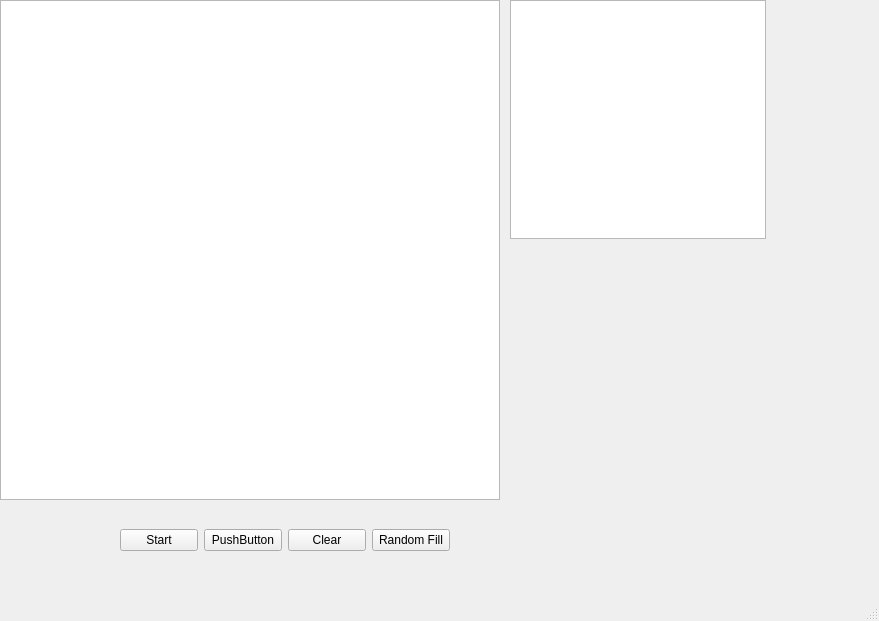
bsgmike/Optimised-Game-Of-Life, file GameOfLife.ui: the form before one commit.
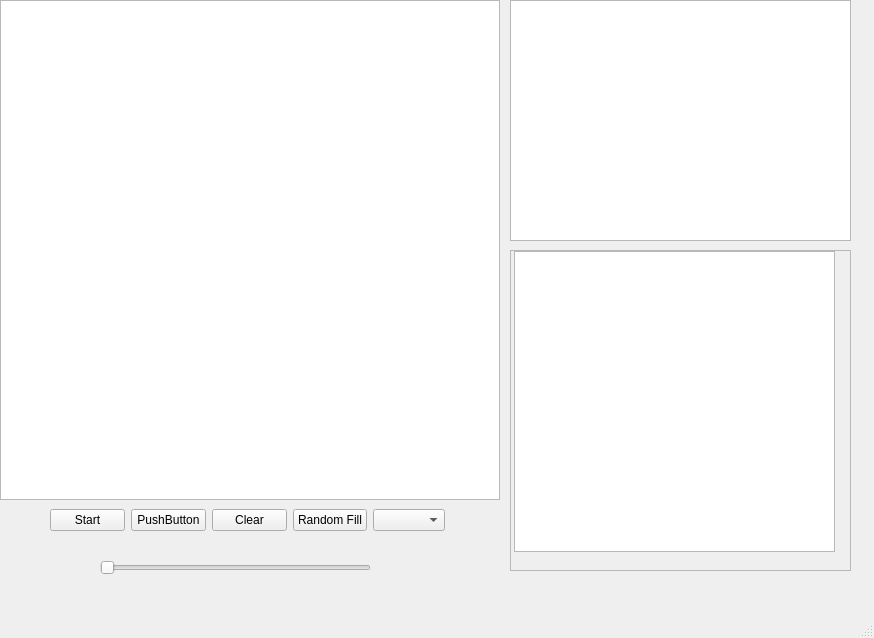
The form after the commit. Custom widgets are drawn as their Qt base class.

Patch:
```diff
--- a/GameOfLife.ui
+++ b/GameOfLife.ui
@@ -6,8 +6,8 @@
    <rect>
     <x>0</x>
     <y>0</y>
-    <width>879</width>
-    <height>621</height>
+    <width>874</width>
+    <height>638</height>
    </rect>
   </property>
   <property name="windowTitle">
@@ -17,9 +17,9 @@
    <widget class="QWidget" name="horizontalLayoutWidget_2">
     <property name="geometry">
      <rect>
-      <x>120</x>
-      <y>520</y>
-      <width>330</width>
+      <x>50</x>
+      <y>500</y>
+      <width>395</width>
       <height>41</height>
      </rect>
     </property>
@@ -52,6 +52,9 @@
        </property>
       </widget>
      </item>
+     <item>
+      <widget class="QComboBox" name="comboBoxSelectPattern"/>
+     </item>
     </layout>
    </widget>
    <widget class="GraphicsLayoutWidget" name="graphicsView_2">
@@ -59,8 +62,8 @@
      <rect>
       <x>510</x>
       <y>0</y>
-      <width>256</width>
-      <height>239</height>
+      <width>341</width>
+      <height>241</height>
      </rect>
     </property>
     <property name="sizePolicy">
@@ -89,8 +92,8 @@
    <widget class="QSlider" name="horizontalSlider">
     <property name="geometry">
      <rect>
-      <x>150</x>
-      <y>600</y>
+      <x>100</x>
+      <y>560</y>
       <width>271</width>
       <height>16</height>
      </rect>
@@ -98,6 +101,42 @@
     <property name="orientation">
      <enum>Qt::Horizontal</enum>
     </property>
+    <property name="invertedAppearance">
+     <bool>false</bool>
+    </property>
+   </widget>
+   <widget class="QScrollArea" name="scrollArea">
+    <property name="geometry">
+     <rect>
+      <x>510</x>
+      <y>250</y>
+      <width>341</width>
+      <height>321</height>
+     </rect>
+    </property>
+    <property name="widgetResizable">
+     <bool>true</bool>
+    </property>
+    <widget class="QWidget" name="scrollAreaWidgetContents">
+     <property name="geometry">
+      <rect>
+       <x>0</x>
+       <y>0</y>
+       <width>339</width>
+       <height>319</height>
+      </rect>
+     </property>
+     <widget class="QTextEdit" name="textEditDebugInfo">
+      <property name="geometry">
+       <rect>
+        <x>3</x>
+        <y>0</y>
+        <width>321</width>
+        <height>301</height>
+       </rect>
+      </property>
+     </widget>
+    </widget>
    </widget>
   </widget>
   <widget class="QMenuBar" name="menubar">
```
Left out of the diff: 6 changed lines with no effect on the pictures.
